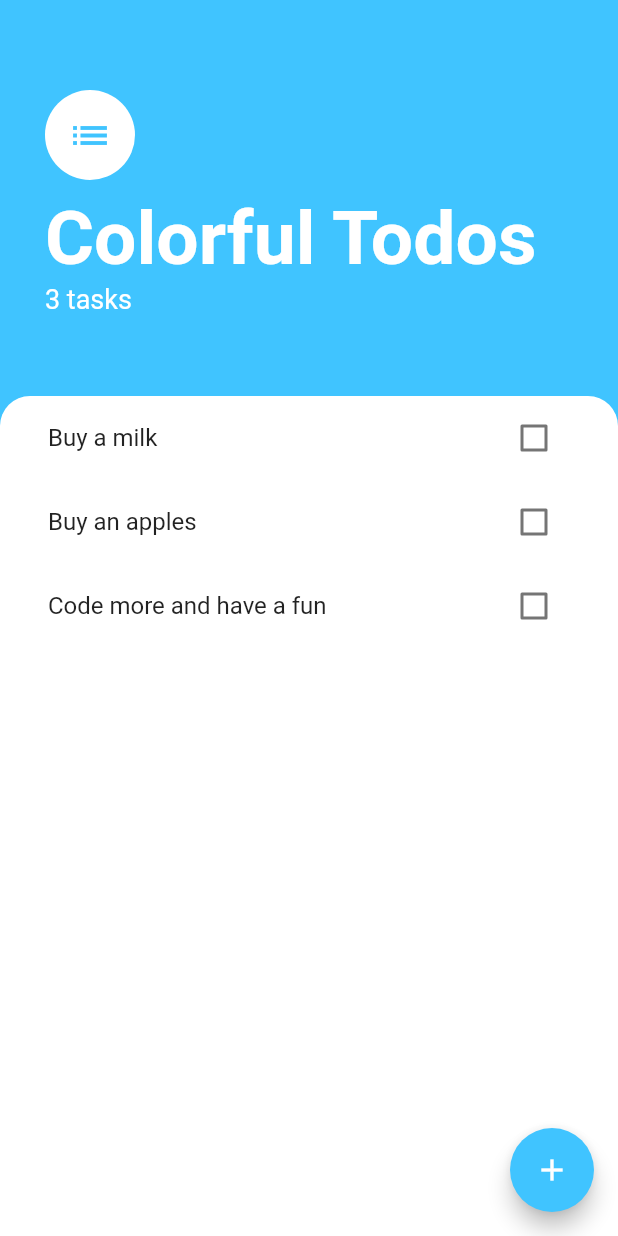
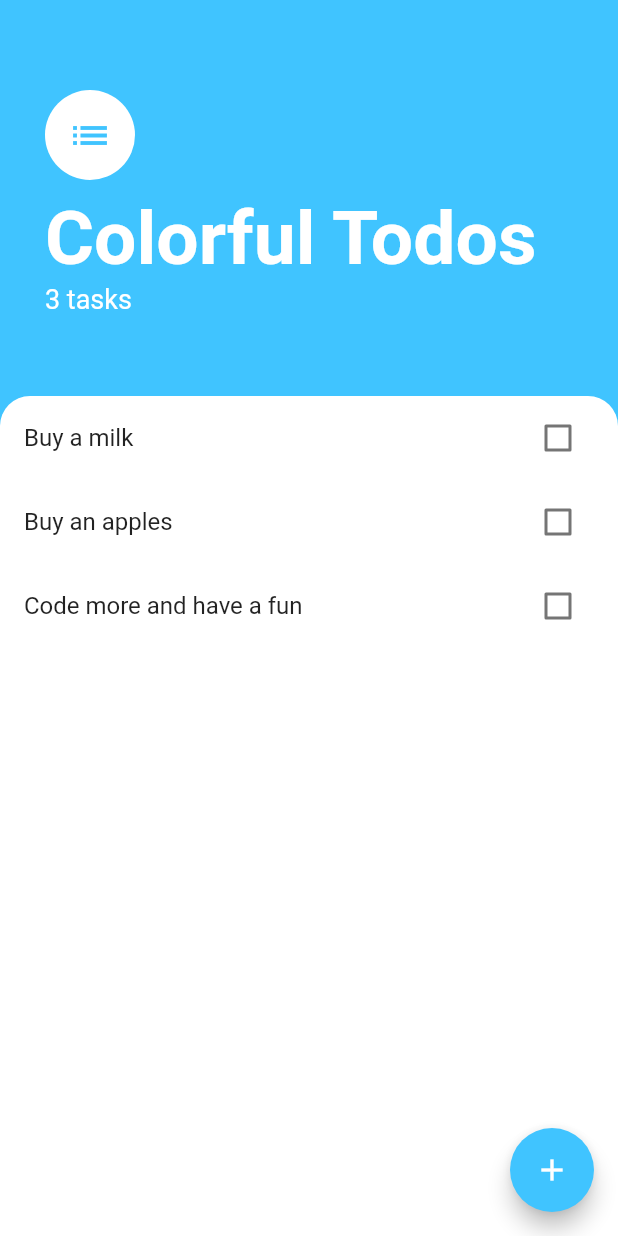
Before and after one commit to iggy228/colorful_todo, a Flutter app: the screen it shows after launch, on a phone screen of 412 x 824 dp. Run offline on Flutter 3.47's test engine with Material 2 defaults, Android fonts, the phone set to English and light mode, and no system bars.

Commit message:
Change from hold to remove to dismissable widget.

```diff
--- a/lib/widgets/task_tile.dart
+++ b/lib/widgets/task_tile.dart
@@ -4,19 +4,23 @@ class TaskTile extends StatelessWidget {
   final bool isChecked;
   final String name;
   final void Function(bool? value) checkboxCallback;
-  final VoidCallback longPressCallback;
+  final void Function(DismissDirection direction) dismissCallback;
 
   TaskTile({
     required this.isChecked,
     required this.name,
     required this.checkboxCallback,
-    required this.longPressCallback,
+    required this.dismissCallback,
   });
 
   @override
   Widget build(BuildContext context) {
-    return ListTile(
-      onLongPress: longPressCallback,
+    return Dismissible(
+      key: UniqueKey(),
+      background: Container(color: Colors.red),
+      onDismissed: dismissCallback,
+      direction: DismissDirection.startToEnd,
+      child: ListTile(
         title: Text(
           name,
           style: TextStyle(
@@ -27,6 +31,7 @@ class TaskTile extends StatelessWidget {
           value: isChecked,
           onChanged: checkboxCallback,
         ),
+      ),
     );
   }
 }
--- a/lib/widgets/tasks_list.dart
+++ b/lib/widgets/tasks_list.dart
@@ -10,7 +10,7 @@ class TaskList extends StatelessWidget {
     return Consumer<TaskData>(
       builder: (_, taskData, child) {
         return ListView.builder(
-          padding: EdgeInsets.symmetric(horizontal: 16.0),
+          padding: EdgeInsets.zero,
           itemCount: taskData.count,
           itemBuilder: (_, index) {
             final Task task = taskData.tasks[index];
@@ -18,7 +18,7 @@ class TaskList extends StatelessWidget {
               name: task.name,
               isChecked: task.isDone,
               checkboxCallback: (_) => taskData.updateTask(task),
-              longPressCallback: () => taskData.removeTask(task),
+              dismissCallback: (_) => taskData.removeTask(task),
             );
           },
         );
```
Lines whose indentation alone changed are shown as unchanged.
